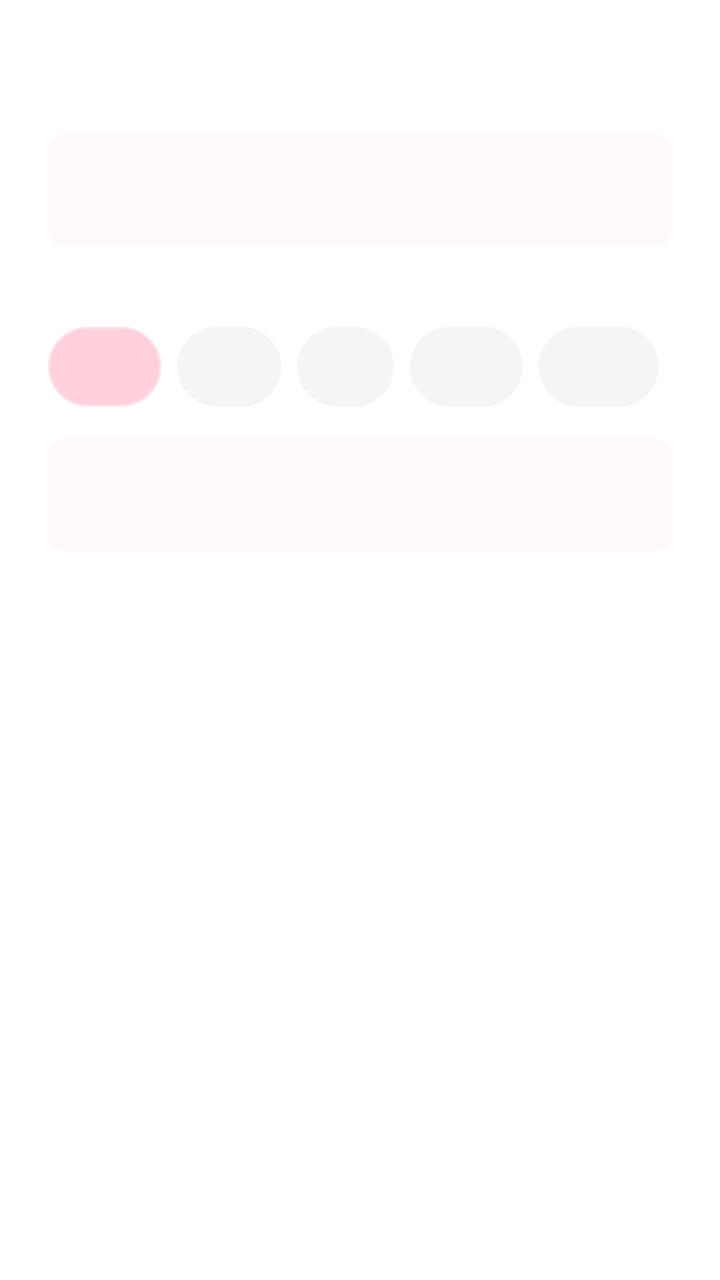
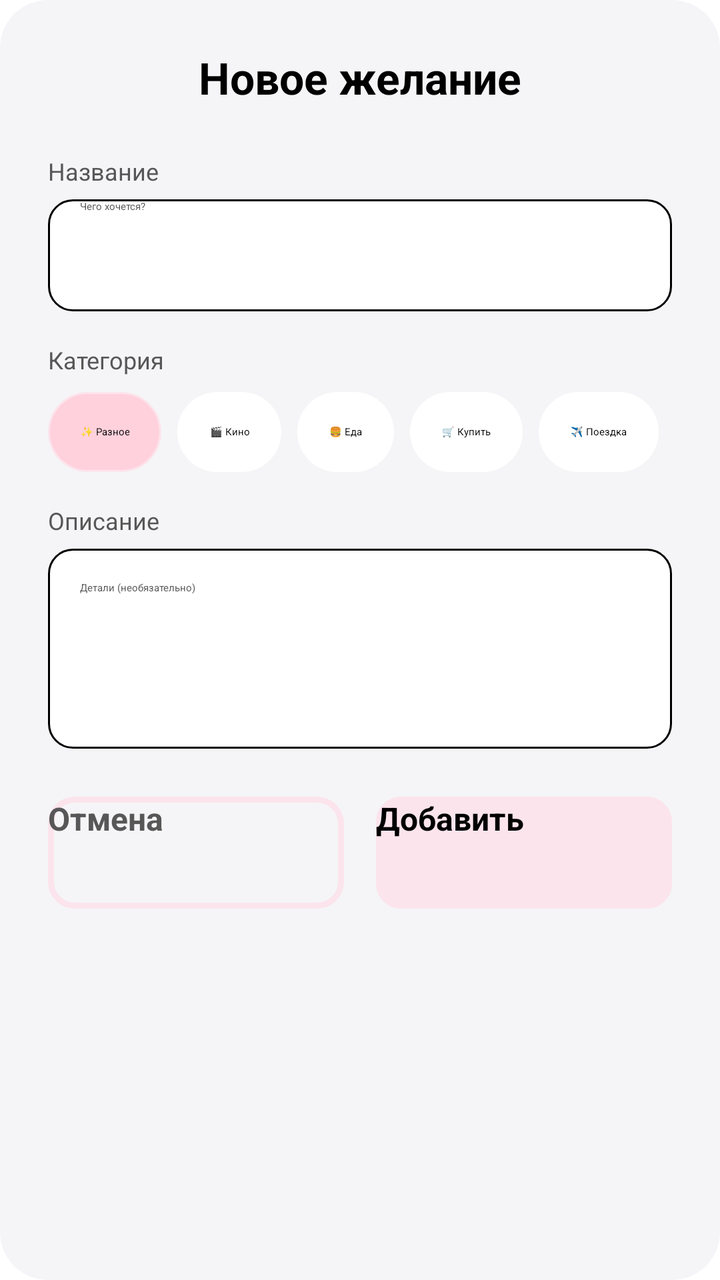

Screens rendered from an Android XML layout before and after an edit, with the pre-edit source and the edit as a unified diff.
<!-- AndroidManifest.xml: application theme Theme.App.Starting -->
<!-- res/layout/dialog_add_wish.xml -->
<?xml version="1.0" encoding="utf-8"?>
<LinearLayout xmlns:android="http://schemas.android.com/apk/res/android"
    android:layout_width="match_parent"
    android:layout_height="wrap_content"
    android:orientation="vertical"
    android:padding="24dp"
    android:background="?attr/colorSurface">

    <TextView
        android:layout_width="match_parent"
        android:layout_height="wrap_content"
        android:text="Новое желание"
        android:textColor="?attr/colorOnSurface"
        android:textSize="20sp"
        android:textStyle="bold"
        android:layout_marginBottom="16dp"/>

    <EditText
        android:id="@+id/etTitle"
        android:layout_width="match_parent"
        android:layout_height="56dp"
        android:hint="Чего хочется?"
        android:inputType="textCapSentences"
        android:background="@drawable/bg_input_soft"
        android:paddingHorizontal="16dp"
        android:textColor="?attr/colorOnSurface"
        android:textColorHint="?android:textColorSecondary"
        android:layout_marginBottom="16dp"/>

    
    <TextView
        android:layout_width="wrap_content"
        android:layout_height="wrap_content"
        android:text="Категория"
        android:textColor="?android:textColorSecondary"
        android:textSize="12sp"
        android:layout_marginBottom="8dp"/>

    <HorizontalScrollView
        android:layout_width="match_parent"
        android:layout_height="wrap_content"
        android:scrollbars="none"
        android:clipToPadding="false"
        android:layout_marginBottom="16dp">

        <RadioGroup
            android:id="@+id/rgCategories"
            android:layout_width="wrap_content"
            android:layout_height="wrap_content"
            android:orientation="horizontal">

            <RadioButton
                android:layout_width="wrap_content"
                android:layout_height="40dp"
                android:background="@drawable/selector_chip_category"
                android:button="@null"
                android:text="✨ Разное"
                android:textColor="?attr/colorOnSurface"
                android:paddingHorizontal="16dp"
                android:layout_marginEnd="8dp"
                android:checked="true"/>

            <RadioButton
                android:id="@+id/catMovie"
                android:layout_width="wrap_content"
                android:layout_height="40dp"
                android:background="@drawable/selector_chip_category"
                android:button="@null"
                android:text="🎬 Кино"
                android:textColor="?attr/colorOnSurface"
                android:paddingHorizontal="16dp"
                android:layout_marginEnd="8dp"/>

            <RadioButton
                android:id="@+id/catFood"
                android:layout_width="wrap_content"
                android:layout_height="40dp"
                android:background="@drawable/selector_chip_category"
                android:button="@null"
                android:text="🍔 Еда"
                android:textColor="?attr/colorOnSurface"
                android:paddingHorizontal="16dp"
                android:layout_marginEnd="8dp"/>

            <RadioButton
                android:id="@+id/catShopping"
                android:layout_width="wrap_content"
                android:layout_height="40dp"
                android:background="@drawable/selector_chip_category"
                android:button="@null"
                android:text="🛒 Купить"
                android:textColor="?attr/colorOnSurface"
                android:paddingHorizontal="16dp"
                android:layout_marginEnd="8dp"/>

            <RadioButton
                android:id="@+id/catTravel"
                android:layout_width="wrap_content"
                android:layout_height="40dp"
                android:background="@drawable/selector_chip_category"
                android:button="@null"
                android:text="✈️ Поездка"
                android:textColor="?attr/colorOnSurface"
                android:paddingHorizontal="16dp"
                android:layout_marginEnd="8dp"/>

            <RadioButton
                android:id="@+id/catDate"
                android:layout_width="wrap_content"
                android:layout_height="40dp"
                android:background="@drawable/selector_chip_category"
                android:button="@null"
                android:text="❤️ Свидание"
                android:textColor="?attr/colorOnSurface"
                android:paddingHorizontal="16dp"
                android:layout_marginEnd="8dp"/>

        </RadioGroup>
    </HorizontalScrollView>

    <EditText
        android:id="@+id/etDesc"
        android:layout_width="match_parent"
        android:layout_height="wrap_content"
        android:minHeight="56dp"
        android:hint="Детали (необязательно)"
        android:inputType="textCapSentences|textMultiLine"
        android:background="@drawable/bg_input_soft"
        android:paddingHorizontal="16dp"
        android:paddingVertical="12dp"
        android:textColor="?attr/colorOnSurface"
        android:textColorHint="?android:textColorSecondary"/>

</LinearLayout>
<!-- resources referenced by this layout -->
<resources>
  <!-- drawable bg_input_soft (drawable) -->
  <?xml version="1.0" encoding="utf-8"?>
  <shape xmlns:android="http://schemas.android.com/apk/res/android"
      android:shape="rectangle">
      <solid android:color="#26FAD1E6"/> <corners android:radius="8dp"/>
  </shape>
  <!-- drawable selector_chip_category (drawable) -->
  <?xml version="1.0" encoding="utf-8"?>
  <selector xmlns:android="http://schemas.android.com/apk/res/android">
      
      <item android:state_checked="true">
          <shape android:shape="rectangle">
              <solid android:color="#FFD1DC" /> 
              <corners android:radius="20dp" />
              <stroke android:width="1dp" android:color="@color/baby_pink" />
          </shape>
      </item>
  
      
      <item>
          <shape android:shape="rectangle">
              <solid android:color="#F5F5F5" />
              <corners android:radius="20dp" />
          </shape>
      </item>
  </selector>
  <style name="Theme.App.Starting" parent="Theme.SplashScreen">
          <item name="windowSplashScreenBackground">@android:color/white</item>
          <item name="windowSplashScreenAnimatedIcon">@drawable/splash_icon</item>
          <item name="windowSplashScreenAnimationDuration">1000</item>
          <item name="postSplashScreenTheme">@style/Theme.OurMemories</item>
      </style>
  <color name="baby_pink">#FCE4EC</color>
  <!-- drawable splash_icon: png bitmap (drawable, 316944 bytes) -->
  <style name="Theme.OurMemories" parent="Base.Theme.OurMemories" />
  <style name="Base.Theme.OurMemories" parent="Theme.Material3.DayNight.NoActionBar">
          <item name="colorPrimary">@color/primary_lavender</item>
          <item name="colorOnPrimary">@color/white</item>
  
          <item name="android:windowBackground">@color/background_light</item>
          <item name="colorSurface">@color/white</item>
          <item name="colorOnSurface">@color/text_primary</item>
          <item name="colorOnBackground">@color/text_primary</item>
  
          <item name="android:textColorPrimary">@color/text_primary</item>
          <item name="android:textColorSecondary">@color/text_secondary</item>
      </style>
  <color name="primary_lavender">#9C27B0</color>
  <color name="white">#FFFFFF</color>
  <color name="background_light">#F5F5F7</color>
  <color name="text_primary">#000000</color>
  <color name="text_secondary">#575757</color>
</resources>

<!-- the commit's change to res/layout/dialog_add_wish.xml (unified diff, before → after) -->
@@ -4,16 +4,25 @@
     android:layout_height="wrap_content"
     android:orientation="vertical"
     android:padding="24dp"
-    android:background="?attr/colorSurface">
+    android:background="@drawable/bg_dialog_rounded"> 
 
     <TextView
         android:layout_width="match_parent"
         android:layout_height="wrap_content"
         android:text="Новое желание"
-        android:textColor="?attr/colorOnSurface"
-        android:textSize="20sp"
+        android:textColor="@color/text_primary"
+        android:textSize="22sp"
         android:textStyle="bold"
-        android:layout_marginBottom="16dp"/>
+        android:gravity="center"
+        android:layout_marginBottom="24dp"/>
+
+    <TextView
+        android:layout_width="wrap_content"
+        android:layout_height="wrap_content"
+        android:text="Название"
+        android:textColor="@color/text_secondary"
+        android:textSize="12sp"
+        android:layout_marginBottom="6dp"/>
 
     <EditText
         android:id="@+id/etTitle"
@@ -21,10 +30,10 @@
         android:layout_height="56dp"
         android:hint="Чего хочется?"
         android:inputType="textCapSentences"
-        android:background="@drawable/bg_input_soft"
+        android:background="@drawable/bg_input_field"
         android:paddingHorizontal="16dp"
-        android:textColor="?attr/colorOnSurface"
-        android:textColorHint="?android:textColorSecondary"
+        android:textColor="@color/text_primary"
+        android:textColorHint="@color/text_secondary"
         android:layout_marginBottom="16dp"/>
 
     
@@ -32,7 +41,7 @@
         android:layout_width="wrap_content"
         android:layout_height="wrap_content"
         android:text="Категория"
-        android:textColor="?android:textColorSecondary"
+        android:textColor="@color/text_secondary"
         android:textSize="12sp"
         android:layout_marginBottom="8dp"/>
 
@@ -49,13 +58,16 @@
             android:layout_height="wrap_content"
             android:orientation="horizontal">
 
+            
             <RadioButton
+                android:id="@+id/catOther"
                 android:layout_width="wrap_content"
                 android:layout_height="40dp"
                 android:background="@drawable/selector_chip_category"
                 android:button="@null"
                 android:text="✨ Разное"
-                android:textColor="?attr/colorOnSurface"
+                android:gravity="center"
+                android:textColor="@color/text_primary"
                 android:paddingHorizontal="16dp"
                 android:layout_marginEnd="8dp"
                 android:checked="true"/>
@@ -67,7 +79,8 @@
                 android:background="@drawable/selector_chip_category"
                 android:button="@null"
                 android:text="🎬 Кино"
-                android:textColor="?attr/colorOnSurface"
+                android:gravity="center"
+                android:textColor="@color/text_primary"
                 android:paddingHorizontal="16dp"
                 android:layout_marginEnd="8dp"/>
 
@@ -78,7 +91,8 @@
                 android:background="@drawable/selector_chip_category"
                 android:button="@null"
                 android:text="🍔 Еда"
-                android:textColor="?attr/colorOnSurface"
+                android:gravity="center"
+                android:textColor="@color/text_primary"
                 android:paddingHorizontal="16dp"
                 android:layout_marginEnd="8dp"/>
 
@@ -89,7 +103,8 @@
                 android:background="@drawable/selector_chip_category"
                 android:button="@null"
                 android:text="🛒 Купить"
-                android:textColor="?attr/colorOnSurface"
+                android:gravity="center"
+                android:textColor="@color/text_primary"
                 android:paddingHorizontal="16dp"
                 android:layout_marginEnd="8dp"/>
 
@@ -100,7 +115,8 @@
                 android:background="@drawable/selector_chip_category"
                 android:button="@null"
                 android:text="✈️ Поездка"
-                android:textColor="?attr/colorOnSurface"
+                android:gravity="center"
+                android:textColor="@color/text_primary"
                 android:paddingHorizontal="16dp"
                 android:layout_marginEnd="8dp"/>
 
@@ -111,24 +127,71 @@
                 android:background="@drawable/selector_chip_category"
                 android:button="@null"
                 android:text="❤️ Свидание"
-                android:textColor="?attr/colorOnSurface"
+                android:gravity="center"
+                android:textColor="@color/text_primary"
                 android:paddingHorizontal="16dp"
                 android:layout_marginEnd="8dp"/>
 
         </RadioGroup>
     </HorizontalScrollView>
 
+    <TextView
+        android:layout_width="wrap_content"
+        android:layout_height="wrap_content"
+        android:text="Описание"
+        android:textColor="@color/text_secondary"
+        android:textSize="12sp"
+        android:layout_marginBottom="6dp"/>
+
     <EditText
         android:id="@+id/etDesc"
         android:layout_width="match_parent"
         android:layout_height="wrap_content"
-        android:minHeight="56dp"
+        android:minHeight="100dp"
+        android:gravity="top|start"
         android:hint="Детали (необязательно)"
         android:inputType="textCapSentences|textMultiLine"
-        android:background="@drawable/bg_input_soft"
-        android:paddingHorizontal="16dp"
-        android:paddingVertical="12dp"
-        android:textColor="?attr/colorOnSurface"
-        android:textColorHint="?android:textColorSecondary"/>
+        android:background="@drawable/bg_input_field"
+        android:padding="16dp"
+        android:textColor="@color/text_primary"
+        android:textColorHint="@color/text_secondary"
+        android:layout_marginBottom="24dp"/>
+
+    
+    <LinearLayout
+        android:layout_width="match_parent"
+        android:layout_height="wrap_content"
+        android:orientation="horizontal">
+
+        
+        <androidx.appcompat.widget.AppCompatButton
+            android:id="@+id/btnCancel"
+            android:layout_width="0dp"
+            android:layout_height="56dp"
+            android:layout_weight="1"
+            android:background="@drawable/bg_border_selected"
+            android:text="Отмена"
+            android:textAllCaps="false"
+            android:textColor="@color/text_secondary"
+            android:textStyle="bold"
+            android:textSize="16sp"/>
+
+        <View android:layout_width="16dp" android:layout_height="0dp"/>
+
+        
+        <androidx.appcompat.widget.AppCompatButton
+            android:id="@+id/btnAdd"
+            android:layout_width="0dp"
+            android:layout_height="56dp"
+            android:layout_weight="1"
+            android:background="@drawable/bg_input_field"
+            android:backgroundTint="@color/baby_pink"
+            android:text="Добавить"
+            android:textAllCaps="false"
+            android:textColor="@color/text_primary"
+            android:textStyle="bold"
+            android:textSize="16sp"/>
+
+    </LinearLayout>
 
 </LinearLayout>
<!-- resource entries referenced after the edit -->
@@ -1,27 +1,19 @@
 <!-- resources referenced by this layout -->
 <resources>
-  <!-- drawable bg_input_soft (drawable) -->
-  <?xml version="1.0" encoding="utf-8"?>
-  <shape xmlns:android="http://schemas.android.com/apk/res/android"
-      android:shape="rectangle">
-      <solid android:color="#26FAD1E6"/> <corners android:radius="8dp"/>
-  </shape>
   <!-- drawable selector_chip_category (drawable) -->
   <?xml version="1.0" encoding="utf-8"?>
   <selector xmlns:android="http://schemas.android.com/apk/res/android">
-      
       <item android:state_checked="true">
           <shape android:shape="rectangle">
-              <solid android:color="#FFD1DC" /> 
+              <solid android:color="#FFD1DC" />
               <corners android:radius="20dp" />
               <stroke android:width="1dp" android:color="@color/baby_pink" />
           </shape>
       </item>
   
-      
       <item>
           <shape android:shape="rectangle">
-              <solid android:color="#F5F5F5" />
+              <solid android:color="@color/white" />
               <corners android:radius="20dp" />
           </shape>
       </item>
@@ -52,5 +44,30 @@
   <color name="background_light">#F5F5F7</color>
   <color name="text_primary">#000000</color>
   <color name="text_secondary">#575757</color>
+  <!-- drawable bg_border_selected (drawable) -->
+  <?xml version="1.0" encoding="utf-8"?>
+  <shape xmlns:android="http://schemas.android.com/apk/res/android">
+      <stroke android:width="3dp" android:color="@color/baby_pink"/>
+      <solid android:color="@android:color/transparent"/>
+      <corners android:radius="12dp"/>
+  </shape>
+  <!-- drawable bg_dialog_rounded (drawable) -->
+  <?xml version="1.0" encoding="utf-8"?>
+  <shape xmlns:android="http://schemas.android.com/apk/res/android">
+      <solid android:color="@color/background_light" /> 
+      <corners android:radius="24dp" />
+  </shape>
+  <!-- drawable bg_input_field (drawable) -->
+  <?xml version="1.0" encoding="utf-8"?>
+  <shape xmlns:android="http://schemas.android.com/apk/res/android">
+  
+      <solid android:color="@color/white" />
+  
+      <corners android:radius="12dp" />
+  
+      <stroke
+          android:width="1dp"
+          android:color="@color/text_primary" />
+  </shape>
 </resources>
 
